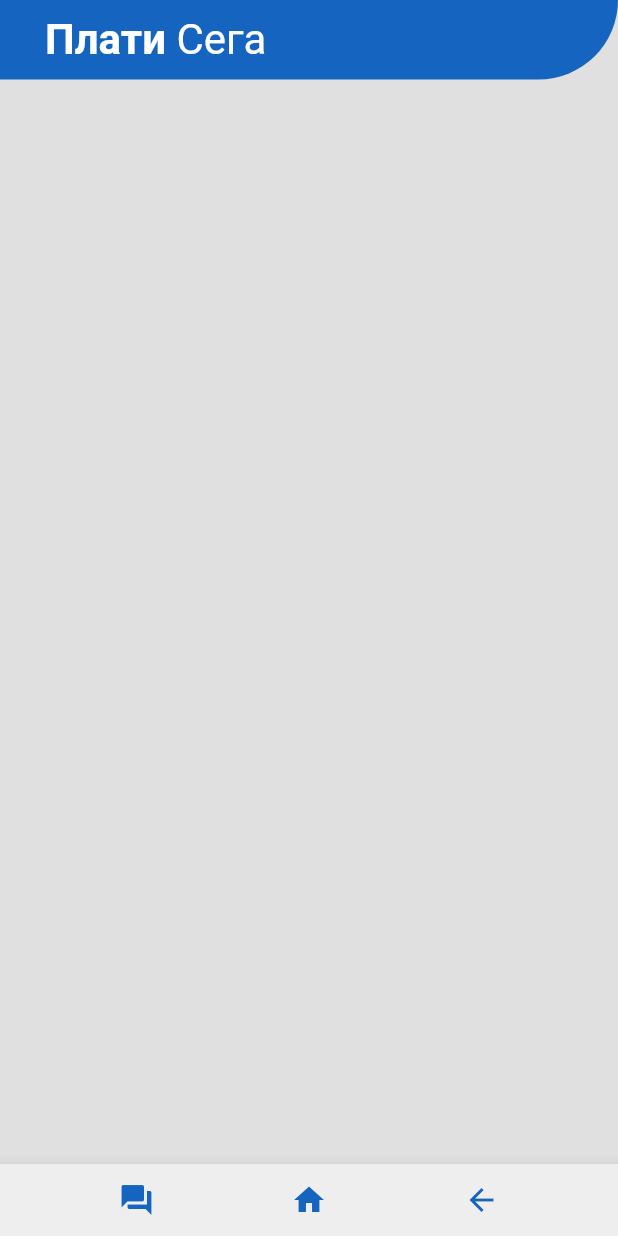
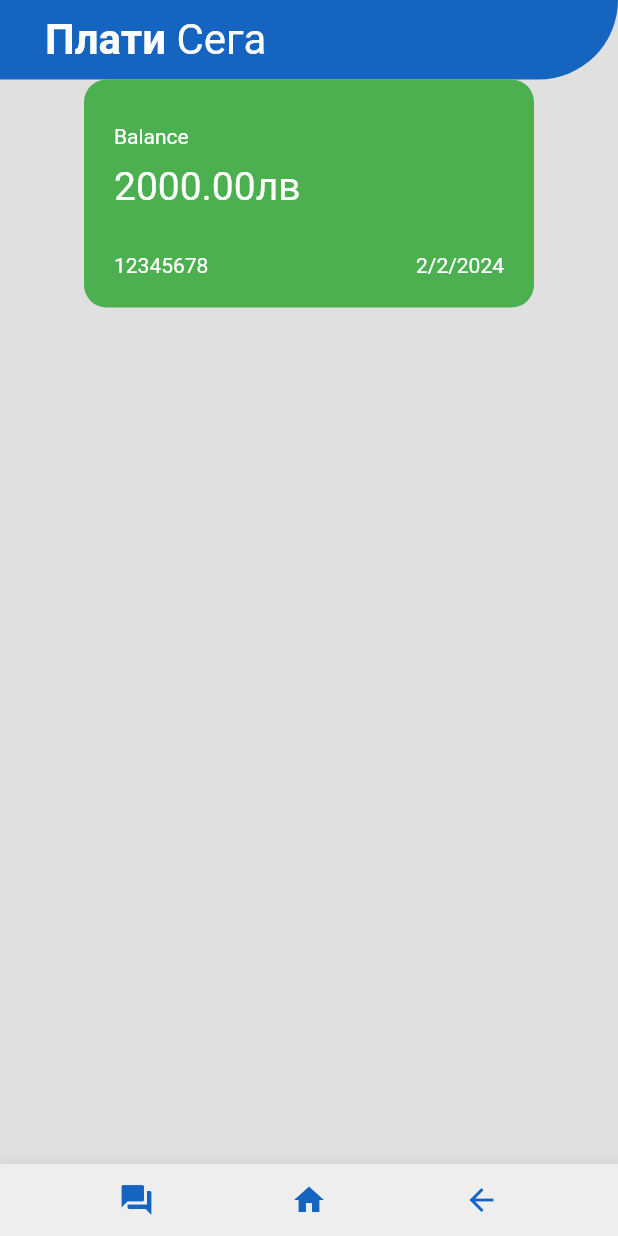
Before and after one commit to TIVMOF/online_bank, a Flutter app: the PayPage screen opened directly, on a phone screen of 412 x 824 dp. Run offline on Flutter 3.47's test engine with Material 2 defaults, Android fonts, the phone set to English and light mode, and no system bars; our stand-ins replace readmore, smooth_page_indicator, syncfusion_flutter_charts, vibration.

Commit message:
added vibration

```diff
--- a/lib/pages/pay_page.dart
+++ b/lib/pages/pay_page.dart
@@ -1,7 +1,7 @@
 import 'package:flutter/material.dart';
 import 'package:online_bank/utill/app_bar.dart';
 import 'package:online_bank/utill/bottom_app_bar.dart';
-
+import 'package:online_bank/utill/my_card.dart';
 class PayPage extends StatefulWidget {
   final BuildContext context;
 
@@ -14,6 +14,7 @@ class PayPage extends StatefulWidget {
 }
 
 class _PayPageState extends State<PayPage> {
+
   @override
   Widget build(BuildContext context) {
     return Scaffold(
@@ -21,7 +22,16 @@ class _PayPageState extends State<PayPage> {
       bottomNavigationBar: AppBarBottom(context: context),
       body: SafeArea(
         child: Column(children: [
-          MyAppBar(first_name: 'Плати', second_name: 'Сега')
+          MyAppBar(first_name: 'Плати', second_name: 'Сега'),
+
+          MyCard(
+              balance: 2000,
+              cardNumber: 12345678,
+              expiryDate: 02,
+              expiryMonth: 02,
+              expiryYear: 2024,
+              color: Colors.green
+            ),
         ],)
         ),
     );
--- a/lib/pages/transaction_page.dart
+++ b/lib/pages/transaction_page.dart
@@ -1,5 +1,4 @@
 import 'package:flutter/material.dart';
-import 'package:online_bank/main.dart';
 import 'package:online_bank/utill/my_transaction.dart';
 import 'package:online_bank/utill/read_more.dart';
 
--- a/lib/utill/bottom_app_bar.dart
+++ b/lib/utill/bottom_app_bar.dart
@@ -1,6 +1,7 @@
 // ignore_for_file: prefer_const_constructors, prefer_const_literals_to_create_immutables
 
 import 'package:flutter/material.dart';
+import 'package:flutter/services.dart';
 import 'package:online_bank/pages/about_page.dart';
 
 import '../pages/home_page.dart';
@@ -25,6 +26,7 @@ class AppBarBottom extends StatelessWidget {
                 color: Colors.blue.shade800,
                 ),
               onPressed: () {
+                HapticFeedback.vibrate();
                 Navigator.push(context, MaterialPageRoute(builder: (context) => AboutPage(context: context,)));
               },
             ),
@@ -34,6 +36,7 @@ class AppBarBottom extends StatelessWidget {
                 color: Colors.blue.shade800,
                 ),
               onPressed: () {
+                HapticFeedback.vibrate();
                 Navigator.push(context, MaterialPageRoute(builder: (context) => HomePage()));
               },
             ),
@@ -43,6 +46,7 @@ class AppBarBottom extends StatelessWidget {
                 color: Colors.blue.shade800,
                 ),
               onPressed: () {
+                HapticFeedback.vibrate();
                 Navigator.pop(context);
               },
             ),
--- a/lib/utill/my_button.dart
+++ b/lib/utill/my_button.dart
@@ -1,25 +1,31 @@
 // ignore_for_file: prefer_const_literals_to_create_immutables, prefer_const_constructors
 
 import 'package:flutter/material.dart';
+import 'package:vibration/vibration.dart';
+import 'package:flutter/services.dart';
 
 class MyButton extends StatelessWidget {
 
   final String iconImagePath;
   final String buttonText;
   final Widget page;
+  final bool is_paying;
 
   const MyButton({
     super.key,
     required this.iconImagePath,
     required this.buttonText,
     required this.page,
+    required this.is_paying,
     });
 
   @override
   Widget build(BuildContext context) {
     return ElevatedButton(
       onPressed: () {
+                  HapticFeedback.vibrate();
                   Navigator.push(context, MaterialPageRoute(builder: (context) => this.page));
+
                 },
                 style: ElevatedButton.styleFrom(
                     shadowColor: Colors.transparent,
--- a/lib/utill/my_list_tile.dart
+++ b/lib/utill/my_list_tile.dart
@@ -1,6 +1,7 @@
 // ignore_for_file: prefer_const_constructors, prefer_const_literals_to_create_immutables, unnecessary_this
 
 import 'package:flutter/material.dart';
+import 'package:flutter/services.dart';
 
 class MyListTile extends StatelessWidget {
 
@@ -23,6 +24,7 @@ class MyListTile extends StatelessWidget {
       padding: const EdgeInsets.only(bottom: 25.0),
       child: ElevatedButton(
         onPressed: () {
+          HapticFeedback.vibrate();
           Navigator.push(context, MaterialPageRoute(builder: (context) => this.page));
         },
         style: ElevatedButton.styleFrom(
--- a/pubspec.yaml
+++ b/pubspec.yaml
@@ -40,7 +40,7 @@ dependencies:
   url_launcher: ^6.1.9
   smooth_page_indicator:
   syncfusion_flutter_charts: ^20.4.50
-  intl: ^0.18.0
+  vibration: ^1.7.6
 
 dev_dependencies:
   flutter_test:
```
Also changed, not shown: lib/pages/home_page.dart (+6 -3 lines), pubspec.lock, 1 other file.
